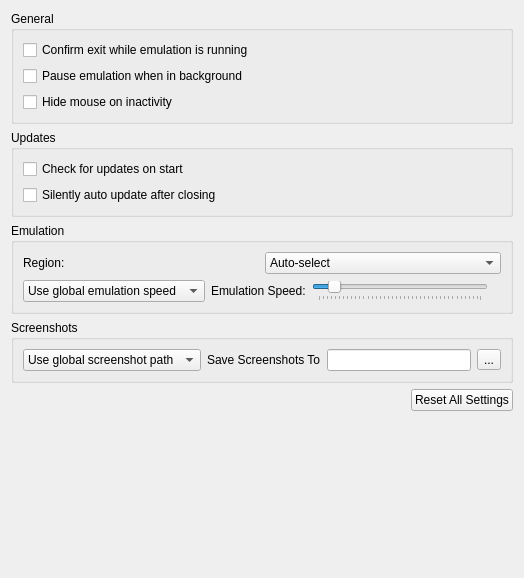
The window that src/citra_qt/configuration/configure_general.ui (PabloMK7/citra) describes before a commit, drawn with Qt 5.
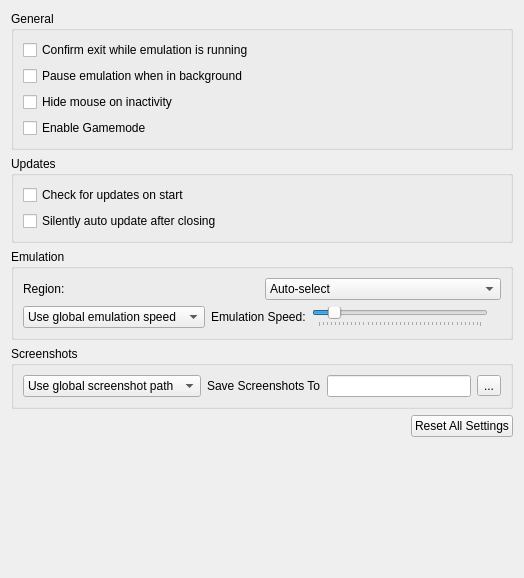
The same window after the commit.

Commit message: Port yuzu-emu/yuzu#11946: "Enable (Feral Interactive) Gamemode on Linux" (#7245)

```diff
--- a/src/citra_qt/configuration/configure_general.ui
+++ b/src/citra_qt/configuration/configure_general.ui
@@ -43,6 +43,13 @@
           </property>
          </widget>
         </item>
+        <item>
+         <widget class="QCheckBox" name="toggle_gamemode">
+          <property name="text">
+           <string>Enable Gamemode</string>
+          </property>
+         </widget>
+        </item>
        </layout>
       </widget>
      </item>
```
The commit also changes 13 other files.
